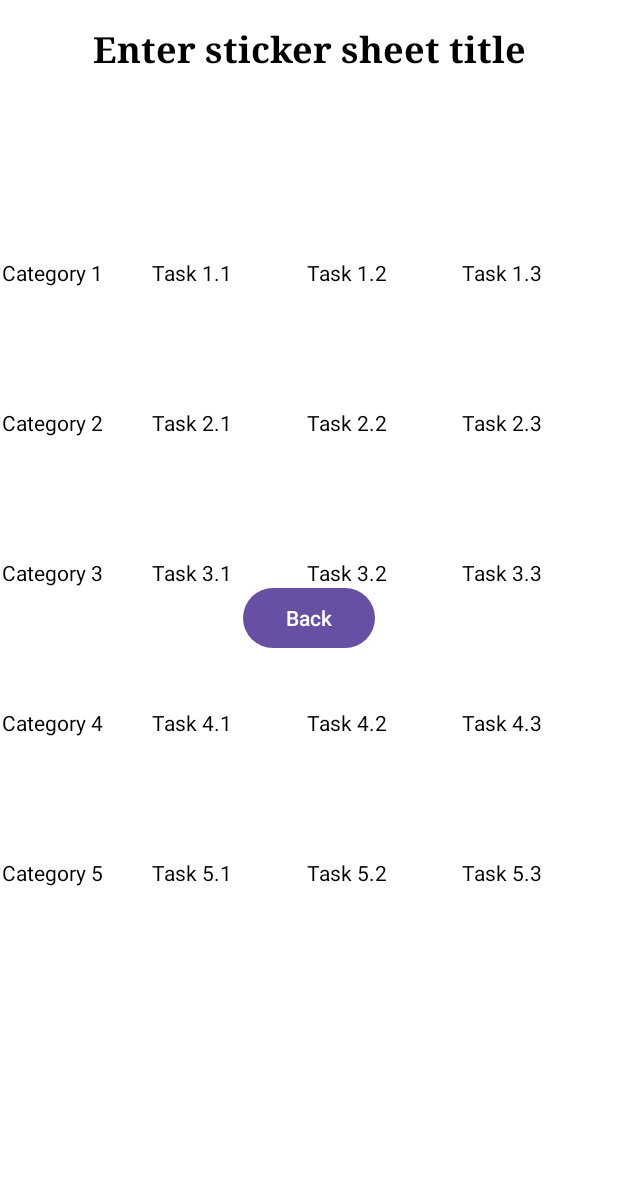
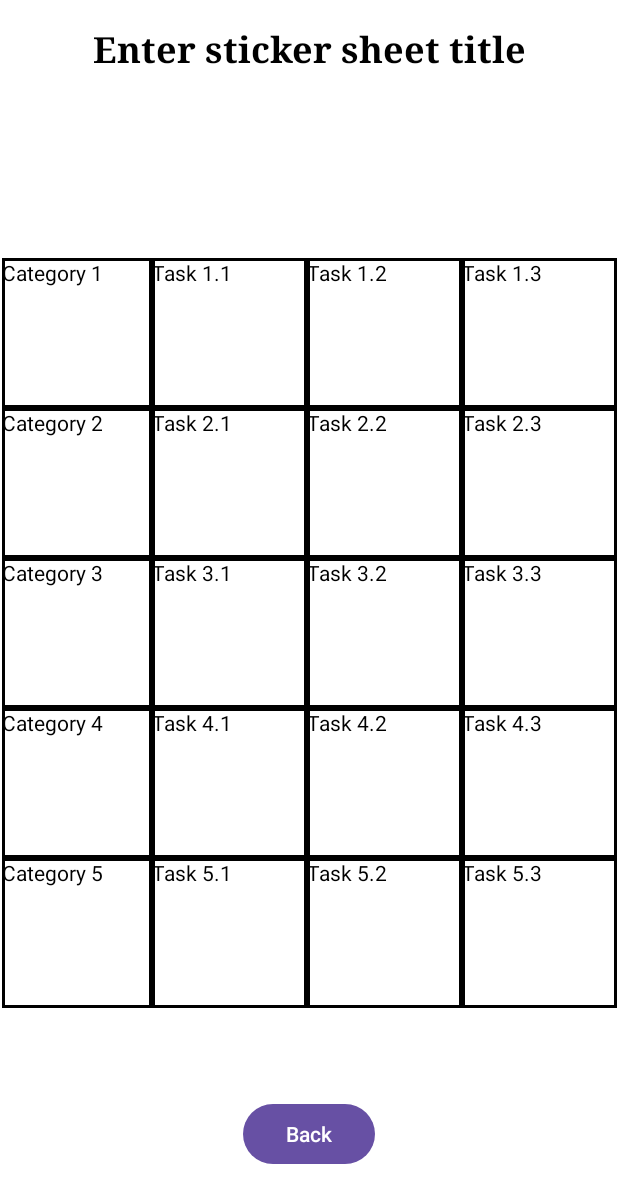
Before and after one commit to Heidi-coder/Sticker-sheet-app-personal-use, an Android app: the SavedStickerSheetActivity screen opened directly, with no data from a screen before it, on a phone screen of 412 x 824 dp. Shown: the top 1203 px of the screen. Run offline under Robolectric (Android 15) with nearby library versions, the phone set to English and light mode, and no system bars.

Commit message:
Fix errors with creating saved sticker sheet

```diff
--- a/app/src/main/java/com/example/stickersheets/NewStickerSheetActivity.kt
+++ b/app/src/main/java/com/example/stickersheets/NewStickerSheetActivity.kt
@@ -230,6 +230,7 @@ class NewStickerSheetActivity : AppCompatActivity() {
             builder.show()
         }
 
+
         saveButton.setOnClickListener {
             saveStickerSheet()
         }
@@ -261,7 +262,6 @@ class NewStickerSheetActivity : AppCompatActivity() {
         val task5_1 = findViewById<EditText>(R.id.task_5_1).text.toString()
         val task5_2 = findViewById<EditText>(R.id.task_5_2).text.toString()
         val task5_3 = findViewById<EditText>(R.id.task_5_3).text.toString()
-
 
         // Retrieve selected colors
 
--- a/app/src/main/java/com/example/stickersheets/SavedStickerSheetActivity.kt
+++ b/app/src/main/java/com/example/stickersheets/SavedStickerSheetActivity.kt
@@ -9,6 +9,11 @@ import android.widget.TextView
 import android.graphics.Color
 import androidx.constraintlayout.widget.ConstraintLayout
 import android.util.Log
+import android.widget.Button
+import android.content.Intent
+import android.widget.EditText
+import androidx.core.content.ContextCompat
+
 
 
 class SavedStickerSheetActivity : AppCompatActivity() {
@@ -22,7 +27,7 @@ class SavedStickerSheetActivity : AppCompatActivity() {
         val textColor = intent.getIntExtra("TEXT_COLOR", Color.BLACK)
 
         val category1 = intent.getStringExtra("CATEGORY_1")
-        val task1_1 = intent.getStringExtra("Task_1_1")
+        val task1_1 = intent.getStringExtra("TASK_1_1")
         val task1_2 = intent.getStringExtra("TASK_1_2")
         val task1_3 = intent.getStringExtra("TASK_1_3")
 
@@ -139,5 +144,59 @@ class SavedStickerSheetActivity : AppCompatActivity() {
         task5_3view.setText(task5_3)
         task5_3view.setTextColor(textColor)
 
+
+        val borderDrawable = when (textColor) {
+            ContextCompat.getColor(this, R.color.black) -> R.drawable.black_border
+            ContextCompat.getColor(this, R.color.white) -> R.drawable.white_border
+            ContextCompat.getColor(this, R.color.textDarkRed) -> R.drawable.dark_red_border
+            ContextCompat.getColor(this, R.color.lightYellow) -> R.drawable.light_yellow_border
+            ContextCompat.getColor(this, R.color.textDarkPurple) -> R.drawable.dark_purple_border
+            ContextCompat.getColor(this, R.color.lightPink) -> R.drawable.light_pink_border
+            ContextCompat.getColor(this, R.color.lightAquaGreen) -> R.drawable.aqua_green_border
+            ContextCompat.getColor(this, R.color.textDarkGreen) -> R.drawable.dark_green_border
+
+            else -> R.drawable.black_border // Fallback to default border if color doesn't match
+        }
+
+        val borderedTableCells = listOf<TextView>(
+            findViewById(R.id.saved_category_1),
+            findViewById(R.id.saved_category_2),
+            findViewById(R.id.saved_category_3),
+            findViewById(R.id.saved_category_4),
+            findViewById(R.id.saved_category_5),
+            findViewById(R.id.saved_task_1_1),
+            findViewById(R.id.saved_task_1_2),
+            findViewById(R.id.saved_task_1_3),
+            findViewById(R.id.saved_task_2_1),
+            findViewById(R.id.saved_task_2_2),
+            findViewById(R.id.saved_task_2_3),
+            findViewById(R.id.saved_task_3_1),
+            findViewById(R.id.saved_task_3_2),
+            findViewById(R.id.saved_task_3_3),
+            findViewById(R.id.saved_task_4_1),
+            findViewById(R.id.saved_task_4_2),
+            findViewById(R.id.saved_task_4_3),
+            findViewById(R.id.saved_task_5_1),
+            findViewById(R.id.saved_task_5_2),
+            findViewById(R.id.saved_task_5_3),
+        )
+
+        // Apply the color and border to each table cell
+        borderedTableCells.forEach { cell ->
+            cell.setTextColor(textColor)  // Apply the text color
+            cell.setBackgroundResource(borderDrawable)  // Apply the border drawable
+        }
+
+
+        // Find the back button
+        val backButton = findViewById<Button>(R.id.back_button)
+
+        // Set OnClickListener to return to homepage
+        backButton.setOnClickListener {
+            val intent = Intent(this, MainActivity::class.java) // Assuming your homepage is MainActivity
+            startActivity(intent)
+            finish() // Optional: Closes the current activity
+        }
+
     }
 }
--- a/app/src/main/res/layout/activity_saved_sticker_sheet.xml
+++ b/app/src/main/res/layout/activity_saved_sticker_sheet.xml
@@ -352,10 +352,10 @@
         android:layout_width="wrap_content"
         android:layout_height="wrap_content"
         android:text="Back"
+        app:layout_constraintTop_toBottomOf="@id/saved_sticker_sheet_table"
         app:layout_constraintStart_toStartOf="parent"
-        app:layout_constraintTop_toTopOf="parent"
-        app:layout_constraintBottom_toBottomOf="parent"
         app:layout_constraintEnd_toEndOf="parent"
+        android:layout_marginTop="16dp"
         />
 
 
```
